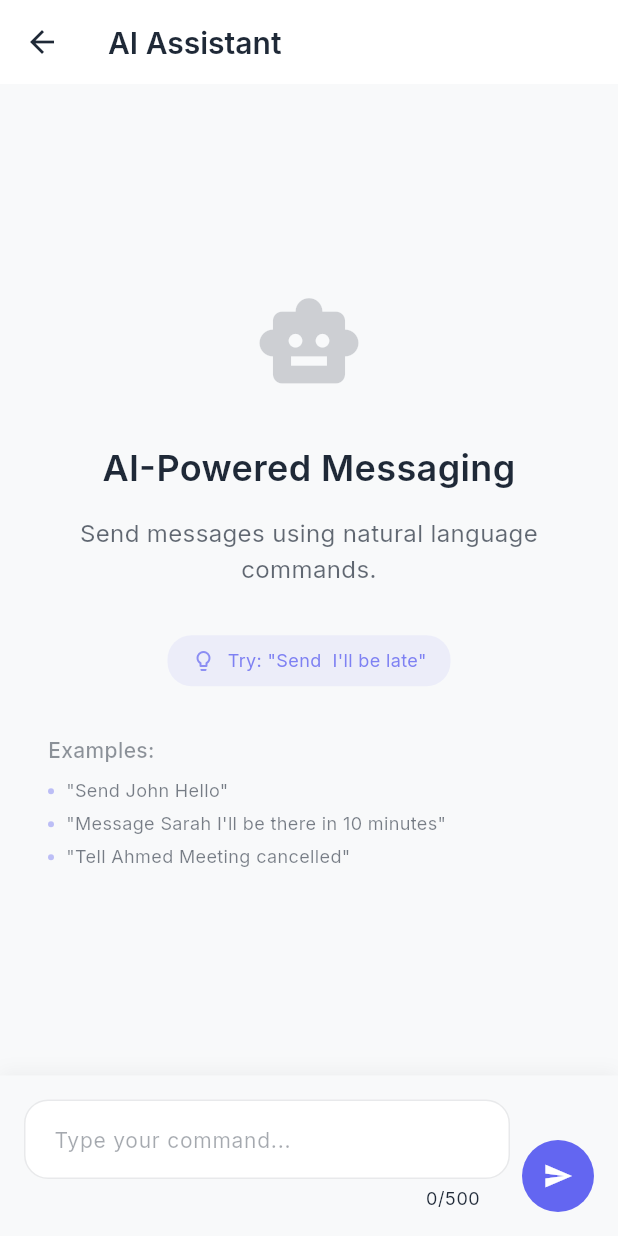
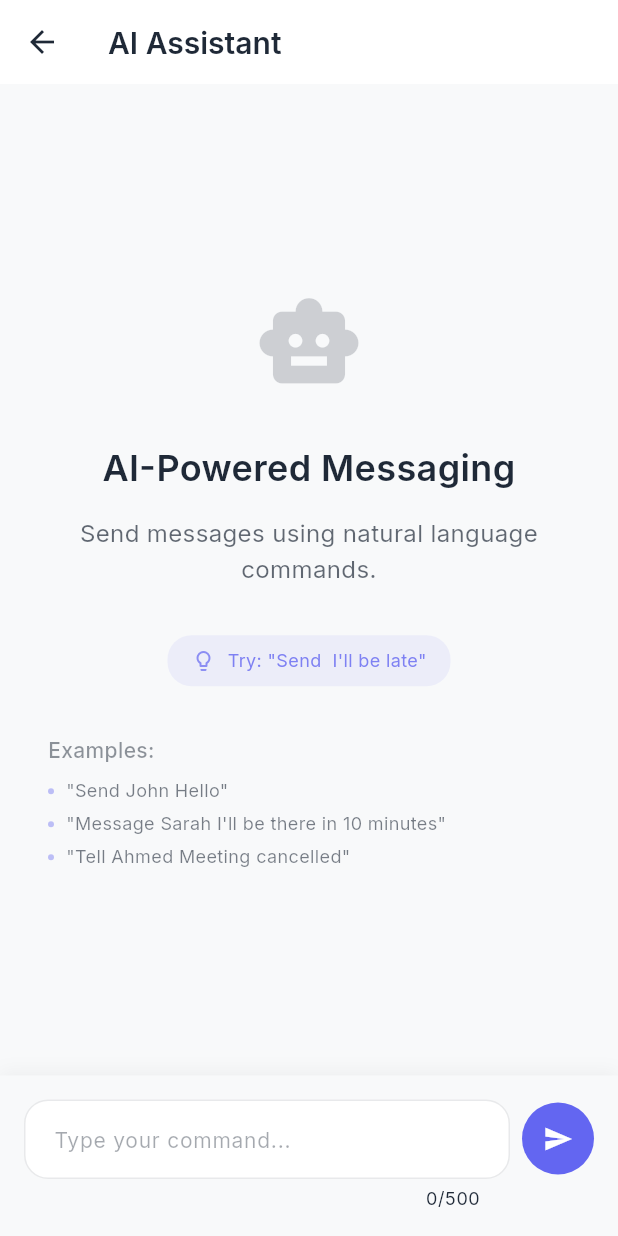
Before and after one commit to shoebsmk/Flutter-chat-claude, a Flutter app: the AIAssistantScreen screen opened directly, on a phone screen of 412 x 824 dp. Run offline on Flutter 3.47's test engine with Material 3 defaults, Android fonts, the light colour scheme and no system bars; our stand-ins replace flutter_animate, google_fonts, image_picker, permission_handler, shared_preferences, shimmer and 2 more; accounts and stored records are empty.

Commit message:
chore: Clean up documentation and code formatting
- Added spacing in various documentation files for improved readability.
- Adjusted layout in AI Assistant screen for better alignment and user experience.
- Updated message input widget to enhance padding and alignment.
- Minor formatting changes across multiple files for consistency.

```diff
--- a/chat_app/lib/screens/ai_assistant_screen.dart
+++ b/chat_app/lib/screens/ai_assistant_screen.dart
@@ -345,7 +345,7 @@ class _AIAssistantScreenState extends State<AIAssistantScreen> {
                       bottom: AppTheme.spacingM + MediaQuery.of(context).padding.bottom,
                     ),
                     child: Row(
-                      crossAxisAlignment: CrossAxisAlignment.end,
+                      crossAxisAlignment: CrossAxisAlignment.start,
                       children: [
                         Expanded(
                           child: TextField(
@@ -389,7 +389,11 @@ class _AIAssistantScreenState extends State<AIAssistantScreen> {
                           ),
                         ),
                         const SizedBox(width: AppTheme.spacingS),
-                        Container(
+                        Align(
+                          alignment: Alignment.topCenter,
+                          child: Padding(
+                            padding: const EdgeInsets.only(top: 2),
+                            child: Container(
                               width: 48,
                               height: 48,
                               decoration: BoxDecoration(
@@ -415,6 +419,8 @@ class _AIAssistantScreenState extends State<AIAssistantScreen> {
                                             Icons.send,
                                             color: Colors.white,
                                             size: 20,
+                                          ),
+                                  ),
                                 ),
                               ),
                             ),
```
Also changed, not shown: chat_app/lib/widgets/message_input.dart (+5 -3 lines), chat_app/lib/screens/main_screen.dart (line endings or trailing spaces), chat_app/lib/services/haptic_service.dart (line endings or trailing spaces), chat_app/lib/services/presence_service.dart (line endings or trailing spaces), chat_app/lib/widgets/loading_shimmer.dart (line endings or trailing spaces), chat_app/lib/widgets/unread_badge.dart (line endings or trailing spaces), 5 other files. Lines whose indentation alone changed are shown as unchanged.
